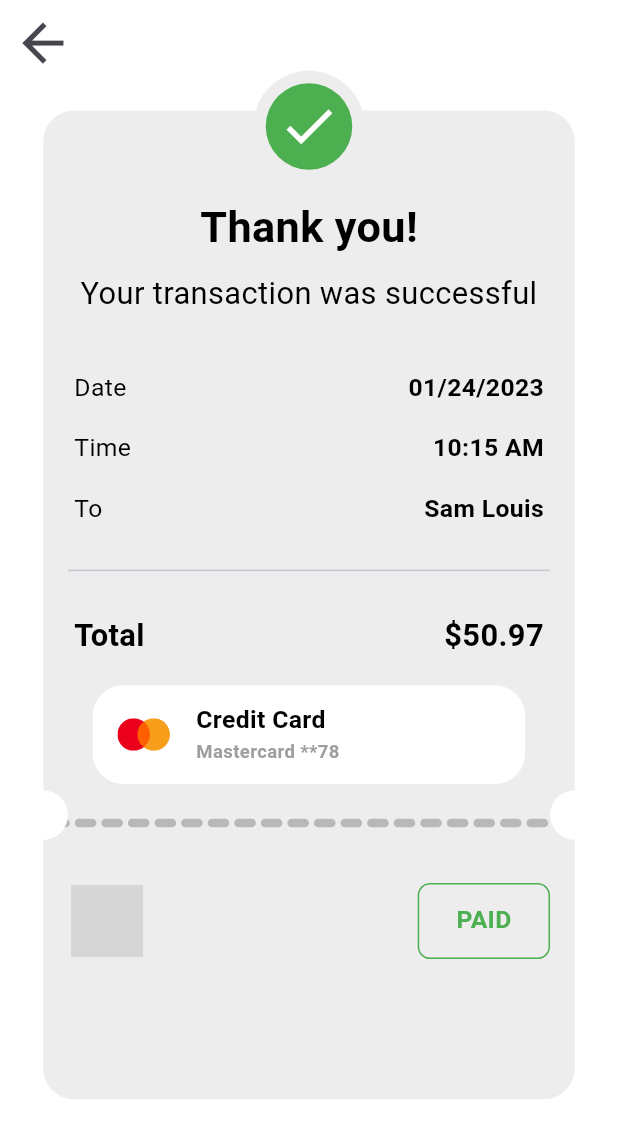
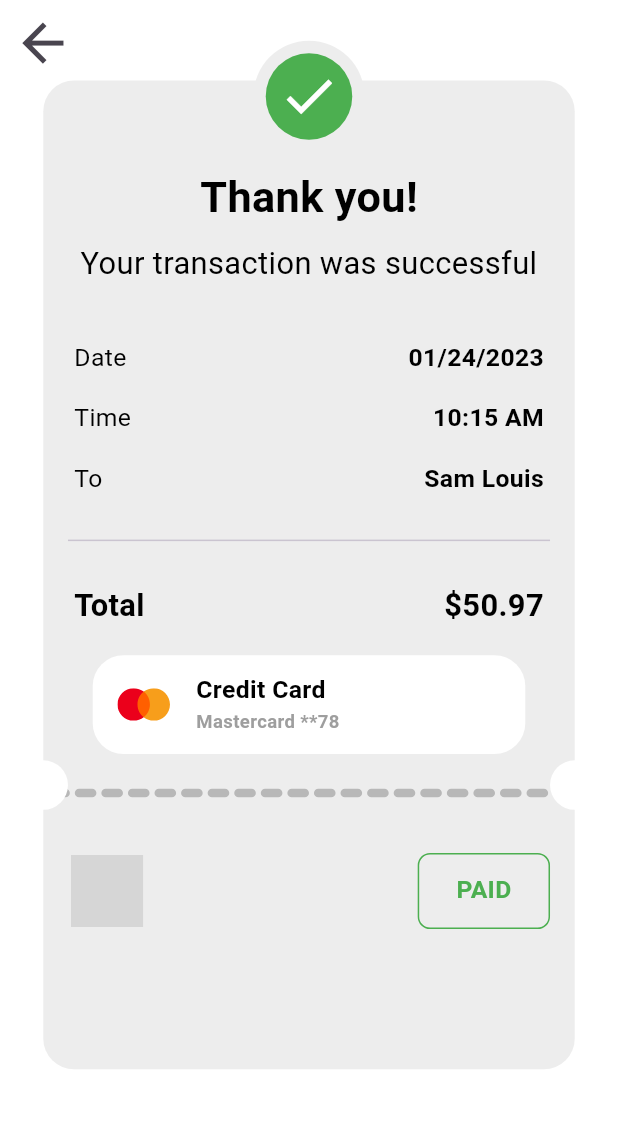
Before and after one commit to mohamedamr77/paymentApp, a Flutter app: the ThankYouScreen screen opened by its route, on a phone screen of 412 x 824 dp. Shown: the top 1138 px of the screen. Run offline on Flutter 3.47's test engine with Material 3 defaults, Android fonts, the light colour scheme and no system bars; our stand-ins replace auto_size_text, connectivity_plus, dartz, easy_localization, flutter_bloc, flutter_credit_card and 1 more; grey boxes are pictures that could not be loaded.

Commit message:
make transform.translate

```diff
--- a/lib/features/my_cart/presentation/view/widgets/thank_you_body.dart
+++ b/lib/features/my_cart/presentation/view/widgets/thank_you_body.dart
@@ -18,7 +18,9 @@ class ThankYouBody extends StatelessWidget {
         crossAxisAlignment: CrossAxisAlignment.start,
         children: [
           iconBack(),
-          Stack(clipBehavior: Clip.none, children: [
+          Transform.translate(
+            offset: const Offset(0, -20),
+            child: Stack(clipBehavior: Clip.none, children: [
               Container(
                 margin: EdgeInsets.only(
                     top: 0.02.h, left: 0.07.w, right: 0.07.w, bottom: 0.04.h),
@@ -38,6 +40,7 @@ class ThankYouBody extends StatelessWidget {
                 positionedCircleAvatarRight: 0.03.w,
               ),
             ]),
+          ),
         ],
       ),
     );
```
Lines whose indentation alone changed are shown as unchanged.
